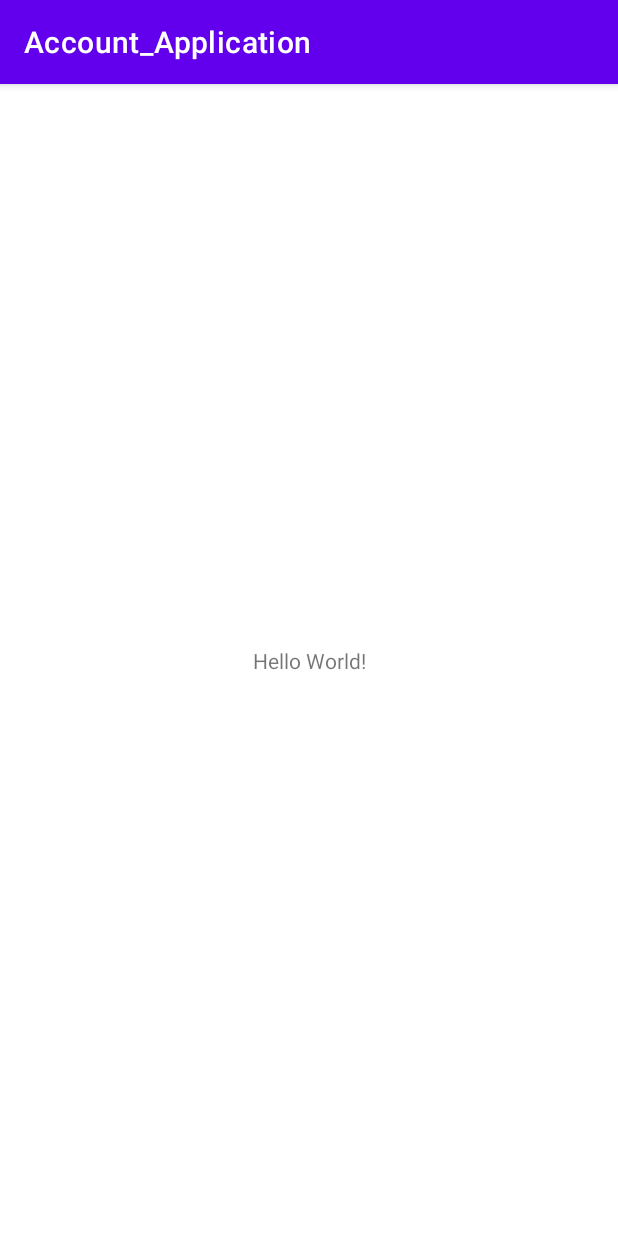
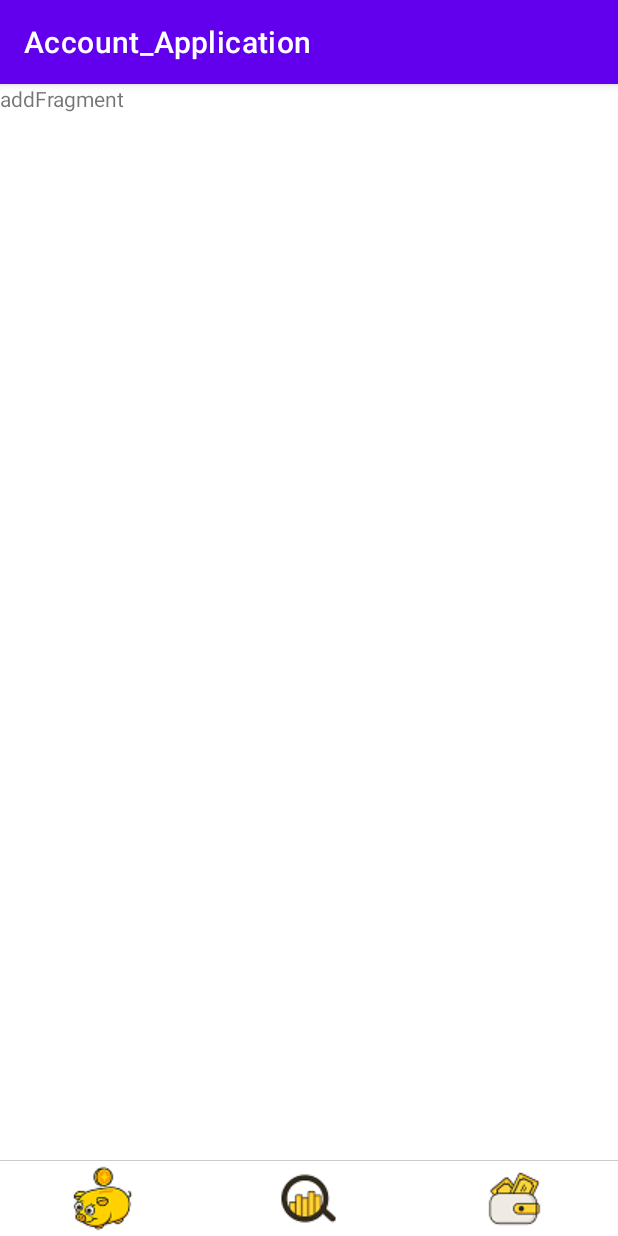
Before and after one commit to nankou/Account_Application, an Android app: the screen it shows after launch (MainActivity), on a phone screen of 412 x 824 dp. Run offline under Robolectric (Android 15) with nearby library versions, the phone set to English and light mode, and no system bars.

Commit message:
底部tab栏切换fragment 待完善：图片白色背景影响观感

```diff
--- /dev/null
+++ b/app/src/main/java/com/example/account_application/AddFragment.java
@@ -0,0 +1,16 @@
+package com.example.account_application;
+
+import android.os.Bundle;
+import android.view.LayoutInflater;
+import android.view.View;
+import android.view.ViewGroup;
+
+import androidx.fragment.app.Fragment;
+
+public class AddFragment extends Fragment {
+    @Override
+    public View onCreateView(LayoutInflater inflater, ViewGroup container, Bundle savedInstanceState){
+        View view = inflater.inflate(R.layout.add_fragment, container, false);
+        return view;
+    }
+}
--- /dev/null
+++ b/app/src/main/java/com/example/account_application/DataGenerator.java
@@ -0,0 +1,40 @@
+/*
+*工具类
+ */
+package com.example.account_application;
+
+import android.content.Context;
+import android.view.LayoutInflater;
+import android.view.View;
+import android.view.ViewGroup;
+import android.widget.ImageView;
+import android.widget.RelativeLayout;
+import android.widget.TextView;
+
+import androidx.fragment.app.Fragment;
+
+public class DataGenerator {
+
+    public static final int []mTabRes = new int[]{R.drawable.tab1,R.drawable.tab2,R.drawable.tab3};
+    public static final int []mTabResPressed = new int[]{R.drawable.tab1,R.drawable.tab2,R.drawable.tab3};
+    public static final String []mTabTitle = new String[]{"首页","商城","消息"};
+
+    public static Fragment[] getFragments(){
+        Fragment fragments[] = new Fragment[3];
+        fragments[0] = new AddFragment();
+        fragments[1] = new ListFragment();
+        fragments[2] = new UserFragment();
+        return fragments;
+    }
+
+    // 获取了position的视图view，并初始化里面的元素，用于init
+    public static View getTabView(Context context, int position){
+        View view = LayoutInflater.from(context).inflate(R.layout.bottom_layout,null);
+        ImageView tabIcon = (ImageView) view.findViewById(R.id.tab_content_image);
+
+        tabIcon.setImageResource(DataGenerator.mTabRes[position]);
+        TextView tabText = (TextView) view.findViewById(R.id.tab_content_text);
+        tabText.setText(mTabTitle[position]);
+        return view;
+    }
+}
--- /dev/null
+++ b/app/src/main/java/com/example/account_application/ListFragment.java
@@ -0,0 +1,19 @@
+package com.example.account_application;
+
+import android.os.Bundle;
+import android.view.LayoutInflater;
+import android.view.View;
+import android.view.ViewGroup;
+
+import androidx.annotation.NonNull;
+import androidx.annotation.Nullable;
+import androidx.fragment.app.Fragment;
+
+public class ListFragment extends Fragment {
+    @Nullable
+    @Override
+    public View onCreateView(@NonNull LayoutInflater inflater, @Nullable ViewGroup container, @Nullable Bundle savedInstanceState) {
+        View view = inflater.inflate(R.layout.list_fragment, container, false);
+        return view;
+    }
+}
--- a/app/src/main/java/com/example/account_application/MainActivity.java
+++ b/app/src/main/java/com/example/account_application/MainActivity.java
@@ -4,15 +4,95 @@ import androidx.appcompat.app.AppCompatActivity;
 import androidx.fragment.app.Fragment;
 
 import android.os.Bundle;
+import android.view.View;
+import android.widget.ImageView;
+import android.widget.TextView;
 
 import com.google.android.material.tabs.TabLayout;
 
 public class MainActivity extends AppCompatActivity {
+    private TabLayout tab_layout;
+    private Fragment[] framensts;
 
     @Override
     protected void onCreate(Bundle savedInstanceState) {
         super.onCreate(savedInstanceState);
-        setContentView(R.layout.activity_main);
+        setContentView(R.layout.tab_layout);
 
+        framensts = DataGenerator.getFragments();
+        initView();
+    }
+
+    private void initView() {
+        tab_layout = (TabLayout) findViewById(R.id.tab_layout);
+
+
+        //设置监听器
+        tab_layout.addOnTabSelectedListener(new TabLayout.OnTabSelectedListener() {
+            @Override
+            public void onTabSelected(TabLayout.Tab tab) {
+                onTabItemSelected(tab.getPosition());
+
+                // Tab 选中之后，改变各个Tab的状态
+                for (int i = 0; i < tab_layout.getTabCount(); i++) {
+                    View view = tab_layout.getTabAt(i).getCustomView();
+                    ImageView icon = (ImageView) view.findViewById(R.id.tab_content_image);
+                    TextView text = (TextView) view.findViewById(R.id.tab_content_text);
+
+                    if (i == tab.getPosition()) { // 选中状态，修改字体颜色和图片，背景未实现
+//                        view.setBackgroundColor(Color.parseColor("#a9a9a9"));
+                        icon.setImageResource(DataGenerator.mTabResPressed[i]);
+                        icon.setMaxHeight(10);
+                        icon.setMaxWidth(10);
+                        text.setTextColor(getResources().getColor(android.R.color.black));
+                    } else {// 未选中状态
+//                        view.setBackgroundColor(Color.parseColor("#FFFFFF"));
+                        icon.setImageResource(DataGenerator.mTabRes[i]);
+                        icon.setMaxHeight(10);
+                        icon.setMaxWidth(10);
+                        text.setTextColor(getResources().getColor(android.R.color.darker_gray));
+                    }
+                }
+            }
+
+
+            @Override
+            public void onTabUnselected(TabLayout.Tab tab) {
+
+            }
+
+            @Override
+            public void onTabReselected(TabLayout.Tab tab) {
+
+            }
+        });
+
+        // 提供自定义的布局添加Tab，注意此处的加载页面需要在设置Listener之后，不然会导致第一次点击事件失效
+        for(int i=0;i<3;i++){
+            tab_layout.addTab(tab_layout.newTab().setCustomView(DataGenerator.getTabView(this,i)));
+        }
+
+        //默认进入首页（需放在加载页面之后）
+        tab_layout.getTabAt(0).select();
+    }
+
+    private void onTabItemSelected(int position){
+        Fragment frag = null;
+        switch (position){
+            case 0:
+                frag = framensts[0];
+                break;
+            case 1:
+                frag = framensts[1];
+                break;
+
+            case 2:
+                frag = framensts[2];
+                break;
+        }
+        //替换fragment
+        if(frag!=null) {
+            getSupportFragmentManager().beginTransaction().replace(R.id.home_container,frag).commit();
+        }
     }
 }
--- /dev/null
+++ b/app/src/main/java/com/example/account_application/UserFragment.java
@@ -0,0 +1,19 @@
+package com.example.account_application;
+
+import android.os.Bundle;
+import android.view.LayoutInflater;
+import android.view.View;
+import android.view.ViewGroup;
+
+import androidx.annotation.NonNull;
+import androidx.annotation.Nullable;
+import androidx.fragment.app.Fragment;
+
+public class UserFragment extends Fragment {
+    @Nullable
+    @Override
+    public View onCreateView(@NonNull LayoutInflater inflater, @Nullable ViewGroup container, @Nullable Bundle savedInstanceState) {
+        View view = inflater.inflate(R.layout.user_fragment, container, false);
+        return view;
+    }
+}
--- a/app/src/main/res/layout/activity_main.xml
+++ b/app/src/main/res/layout/activity_main.xml
@@ -1,18 +1,33 @@
 <?xml version="1.0" encoding="utf-8"?>
-<androidx.constraintlayout.widget.ConstraintLayout xmlns:android="http://schemas.android.com/apk/res/android"
+<LinearLayout xmlns:android="http://schemas.android.com/apk/res/android"
     xmlns:app="http://schemas.android.com/apk/res-auto"
-    xmlns:tools="http://schemas.android.com/tools"
+    android:orientation="vertical"
     android:layout_width="match_parent"
-    android:layout_height="match_parent"
-    tools:context=".MainActivity">
+    android:layout_height="match_parent">
 
-    <TextView
-        android:layout_width="wrap_content"
-        android:layout_height="wrap_content"
-        android:text="Hello World!"
-        app:layout_constraintBottom_toBottomOf="parent"
-        app:layout_constraintLeft_toLeftOf="parent"
-        app:layout_constraintRight_toRightOf="parent"
-        app:layout_constraintTop_toTopOf="parent" />
+    <FrameLayout
+        android:id="@+id/home_container"
+        android:layout_width="match_parent"
+        android:layout_height="0dp"
+        android:layout_weight="1"
+        >
+    </FrameLayout>
 
-</androidx.constraintlayout.widget.ConstraintLayout>
+    <View android:layout_width="match_parent"
+        android:layout_height="0.5dp"
+        android:alpha="0.6"
+        android:background="@android:color/darker_gray"
+        />
+
+    <com.google.android.material.tabs.TabLayout
+        android:layout_width="match_parent"
+        android:layout_height="150dp"
+        app:tabIndicatorHeight="0dp"
+        app:tabSelectedTextColor="@android:color/black"
+        app:tabTextColor="@android:color/darker_gray"
+        android:id="@+id/tab_layout"
+        >
+    </com.google.android.material.tabs.TabLayout>
+
+
+</LinearLayout>
--- /dev/null
+++ b/app/src/main/res/layout/add_fragment.xml
@@ -0,0 +1,15 @@
+<?xml version="1.0" encoding="utf-8"?>
+<LinearLayout
+    xmlns:android="http://schemas.android.com/apk/res/android"
+    xmlns:tools="http://schemas.android.com/tools"
+    android:layout_width="match_parent"
+    android:layout_height="match_parent">
+
+    <TextView
+        android:id="@+id/add_layout"
+        android:layout_width="wrap_content"
+        android:layout_height="wrap_content"
+        android:text="addFragment"
+        tools:layout_editor_absoluteX="161dp"
+        tools:layout_editor_absoluteY="352dp" />
+</LinearLayout>
--- /dev/null
+++ b/app/src/main/res/layout/bottom_layout.xml
@@ -0,0 +1,20 @@
+<?xml version="1.0" encoding="utf-8"?>
+<LinearLayout xmlns:android="http://schemas.android.com/apk/res/android"
+    android:orientation="vertical"
+    android:gravity="center"
+    android:layout_width="match_parent"
+    android:layout_height="match_parent">
+    <ImageView
+        android:id="@+id/tab_content_image"
+        android:layout_width="wrap_content"
+        android:layout_height="wrap_content"
+        android:scaleType="centerCrop"
+        />
+    <TextView
+        android:id="@+id/tab_content_text"
+        android:layout_width="wrap_content"
+        android:layout_height="wrap_content"
+        android:textSize="12sp"
+        android:textColor="@android:color/darker_gray"
+        />
+</LinearLayout>
--- a/app/src/main/res/layout/tab_layout.xml
+++ b/app/src/main/res/layout/tab_layout.xml
@@ -25,7 +25,7 @@
         app:tabIndicatorHeight="0dp"
         app:tabSelectedTextColor="@android:color/black"
         app:tabTextColor="@android:color/darker_gray"
-        android:id="@+id/bottom_tab_layout"
+        android:id="@+id/tab_layout"
         >
     </com.google.android.material.tabs.TabLayout>
 
```
Also changed, not shown: app/src/main/res/layout/list_fragment.xml (added, +15 -0 lines), app/src/main/res/layout/user_fragment.xml (added, +15 -0 lines), app/src/main/res/drawable-v24/tab1.png, app/src/main/res/drawable-v24/tab2.png, app/src/main/res/drawable-v24/tab3.png, app/src/main/res/drawable-v24/tab4.png (deleted), app/src/main/res/drawable-v24/tab5.png (deleted), app/src/main/res/drawable-v24/tab6.png (deleted).
